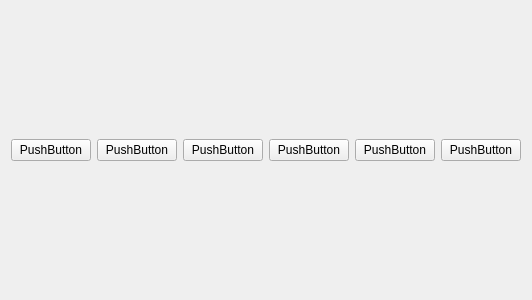
EasternHeart/ArithMax, file Software/AMEv3-emulator/ArithMax-Ev3-Emulator/keyboard.ui: the form before one commit.
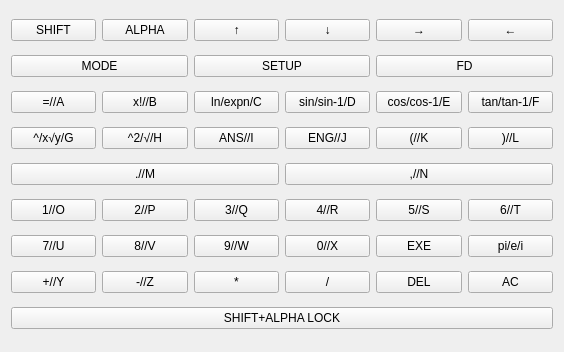
The form after the commit.

Patch:
```diff
--- a/Software/AMEv3-emulator/ArithMax-Ev3-Emulator/keyboard.ui
+++ b/Software/AMEv3-emulator/ArithMax-Ev3-Emulator/keyboard.ui
@@ -6,8 +6,8 @@
    <rect>
     <x>0</x>
     <y>0</y>
-    <width>400</width>
-    <height>300</height>
+    <width>564</width>
+    <height>352</height>
    </rect>
   </property>
   <property name="windowTitle">
@@ -19,73 +19,345 @@
      <item>
       <widget class="QPushButton" name="pushButton">
        <property name="text">
-        <string>PushButton</string>
+        <string>SHIFT</string>
+       </property>
+       <property name="checkable">
+        <bool>true</bool>
+       </property>
+       <property name="autoDefault">
+        <bool>false</bool>
        </property>
       </widget>
      </item>
      <item>
       <widget class="QPushButton" name="pushButton_2">
        <property name="text">
-        <string>PushButton</string>
+        <string>ALPHA</string>
+       </property>
+       <property name="checkable">
+        <bool>true</bool>
        </property>
       </widget>
      </item>
      <item>
       <widget class="QPushButton" name="pushButton_3">
        <property name="text">
-        <string>PushButton</string>
+        <string>↑</string>
        </property>
       </widget>
      </item>
      <item>
       <widget class="QPushButton" name="pushButton_4">
        <property name="text">
-        <string>PushButton</string>
+        <string>↓</string>
        </property>
       </widget>
      </item>
      <item>
       <widget class="QPushButton" name="pushButton_6">
        <property name="text">
-        <string>PushButton</string>
+        <string>→</string>
        </property>
       </widget>
      </item>
      <item>
       <widget class="QPushButton" name="pushButton_5">
        <property name="text">
-        <string>PushButton</string>
+        <string>←</string>
        </property>
       </widget>
      </item>
     </layout>
    </item>
    <item>
-    <layout class="QHBoxLayout" name="horizontalLayout_2"/>
+    <layout class="QHBoxLayout" name="horizontalLayout_4">
+     <item>
+      <widget class="QPushButton" name="pushButton_35">
+       <property name="text">
+        <string>MODE</string>
+       </property>
+      </widget>
+     </item>
+     <item>
+      <widget class="QPushButton" name="pushButton_36">
+       <property name="text">
+        <string>SETUP</string>
+       </property>
+      </widget>
+     </item>
+     <item>
+      <widget class="QPushButton" name="pushButton_37">
+       <property name="text">
+        <string>FD</string>
+       </property>
+      </widget>
+     </item>
+    </layout>
    </item>
    <item>
-    <layout class="QHBoxLayout" name="horizontalLayout_3"/>
+    <layout class="QHBoxLayout" name="horizontalLayout_2">
+     <item>
+      <widget class="QPushButton" name="pushButton_7">
+       <property name="text">
+        <string>=//A</string>
+       </property>
+      </widget>
+     </item>
+     <item>
+      <widget class="QPushButton" name="pushButton_8">
+       <property name="text">
+        <string>x!//B</string>
+       </property>
+      </widget>
+     </item>
+     <item>
+      <widget class="QPushButton" name="pushButton_12">
+       <property name="text">
+        <string>ln/expn/C</string>
+       </property>
+      </widget>
+     </item>
+     <item>
+      <widget class="QPushButton" name="pushButton_10">
+       <property name="text">
+        <string>sin/sin-1/D</string>
+       </property>
+      </widget>
+     </item>
+     <item>
+      <widget class="QPushButton" name="pushButton_9">
+       <property name="text">
+        <string>cos/cos-1/E</string>
+       </property>
+      </widget>
+     </item>
+     <item>
+      <widget class="QPushButton" name="pushButton_13">
+       <property name="text">
+        <string>tan/tan-1/F</string>
+       </property>
+      </widget>
+     </item>
+    </layout>
    </item>
    <item>
-    <layout class="QHBoxLayout" name="horizontalLayout_4"/>
+    <layout class="QHBoxLayout" name="horizontalLayout_3">
+     <item>
+      <widget class="QPushButton" name="pushButton_11">
+       <property name="text">
+        <string>^/x√y/G</string>
+       </property>
+      </widget>
+     </item>
+     <item>
+      <widget class="QPushButton" name="pushButton_14">
+       <property name="text">
+        <string>^2/√/H</string>
+       </property>
+      </widget>
+     </item>
+     <item>
+      <widget class="QPushButton" name="pushButton_34">
+       <property name="text">
+        <string>ANS//I</string>
+       </property>
+      </widget>
+     </item>
+     <item>
+      <widget class="QPushButton" name="pushButton_38">
+       <property name="text">
+        <string>ENG//J</string>
+       </property>
+      </widget>
+     </item>
+     <item>
+      <widget class="QPushButton" name="pushButton_39">
+       <property name="text">
+        <string>(//K</string>
+       </property>
+      </widget>
+     </item>
+     <item>
+      <widget class="QPushButton" name="pushButton_40">
+       <property name="text">
+        <string>)//L</string>
+       </property>
+      </widget>
+     </item>
+    </layout>
    </item>
    <item>
-    <layout class="QHBoxLayout" name="horizontalLayout_5"/>
+    <layout class="QHBoxLayout" name="horizontalLayout_5">
+     <item>
+      <widget class="QPushButton" name="pushButton_42">
+       <property name="text">
+        <string>.//M</string>
+       </property>
+      </widget>
+     </item>
+     <item>
+      <widget class="QPushButton" name="pushButton_41">
+       <property name="text">
+        <string>,//N</string>
+       </property>
+      </widget>
+     </item>
+    </layout>
    </item>
    <item>
     <layout class="QHBoxLayout" name="horizontalLayout_6"/>
    </item>
    <item>
-    <layout class="QHBoxLayout" name="horizontalLayout_7"/>
+    <layout class="QHBoxLayout" name="horizontalLayout_8">
+     <item>
+      <widget class="QPushButton" name="pushButton_15">
+       <property name="text">
+        <string>1//O</string>
+       </property>
+      </widget>
+     </item>
+     <item>
+      <widget class="QPushButton" name="pushButton_16">
+       <property name="text">
+        <string>2//P</string>
+       </property>
+      </widget>
+     </item>
+     <item>
+      <widget class="QPushButton" name="pushButton_17">
+       <property name="text">
+        <string>3//Q</string>
+       </property>
+      </widget>
+     </item>
+     <item>
+      <widget class="QPushButton" name="pushButton_18">
+       <property name="text">
+        <string>4//R</string>
+       </property>
+      </widget>
+     </item>
+     <item>
+      <widget class="QPushButton" name="pushButton_19">
+       <property name="text">
+        <string>5//S</string>
+       </property>
+      </widget>
+     </item>
+     <item>
+      <widget class="QPushButton" name="pushButton_20">
+       <property name="text">
+        <string>6//T</string>
+       </property>
+      </widget>
+     </item>
+    </layout>
    </item>
    <item>
-    <layout class="QHBoxLayout" name="horizontalLayout_8"/>
+    <layout class="QHBoxLayout" name="horizontalLayout_9">
+     <item>
+      <widget class="QPushButton" name="pushButton_22">
+       <property name="text">
+        <string>7//U</string>
+       </property>
+      </widget>
+     </item>
+     <item>
+      <widget class="QPushButton" name="pushButton_21">
+       <property name="text">
+        <string>8//V</string>
+       </property>
+      </widget>
+     </item>
+     <item>
+      <widget class="QPushButton" name="pushButton_24">
+       <property name="text">
+        <string>9//W</string>
+       </property>
+      </widget>
+     </item>
+     <item>
+      <widget class="QPushButton" name="pushButton_23">
+       <property name="text">
+        <string>0//X</string>
+       </property>
+      </widget>
+     </item>
+     <item>
+      <widget class="QPushButton" name="pushButton_25">
+       <property name="text">
+        <string>EXE</string>
+       </property>
+      </widget>
+     </item>
+     <item>
+      <widget class="QPushButton" name="pushButton_33">
+       <property name="text">
+        <string>pi/e/i</string>
+       </property>
+      </widget>
+     </item>
+    </layout>
    </item>
    <item>
-    <layout class="QHBoxLayout" name="horizontalLayout_9"/>
+    <layout class="QHBoxLayout" name="horizontalLayout_10">
+     <item>
+      <widget class="QPushButton" name="pushButton_26">
+       <property name="text">
+        <string>+//Y</string>
+       </property>
+      </widget>
+     </item>
+     <item>
+      <widget class="QPushButton" name="pushButton_28">
+       <property name="text">
+        <string>-//Z</string>
+       </property>
+      </widget>
+     </item>
+     <item>
+      <widget class="QPushButton" name="pushButton_27">
+       <property name="text">
+        <string>*</string>
+       </property>
+      </widget>
+     </item>
+     <item>
+      <widget class="QPushButton" name="pushButton_29">
+       <property name="text">
+        <string>/</string>
+       </property>
+      </widget>
+     </item>
+     <item>
+      <widget class="QPushButton" name="pushButton_30">
+       <property name="text">
+        <string>DEL</string>
+       </property>
+      </widget>
+     </item>
+     <item>
+      <widget class="QPushButton" name="pushButton_31">
+       <property name="text">
+        <string>AC</string>
+       </property>
+      </widget>
+     </item>
+    </layout>
    </item>
    <item>
-    <layout class="QHBoxLayout" name="horizontalLayout_10"/>
+    <layout class="QHBoxLayout" name="horizontalLayout_7">
+     <item>
+      <widget class="QPushButton" name="pushButton_32">
+       <property name="text">
+        <string>SHIFT+ALPHA LOCK</string>
+       </property>
+       <property name="checkable">
+        <bool>true</bool>
+       </property>
+      </widget>
+     </item>
+    </layout>
    </item>
   </layout>
  </widget>
```
